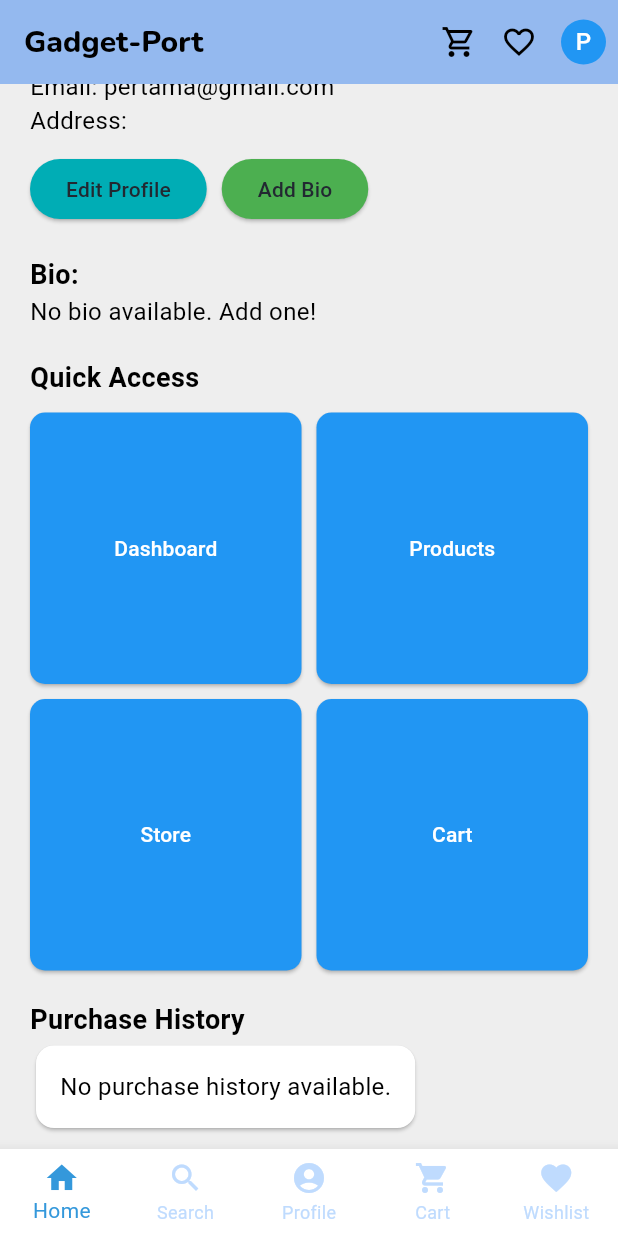
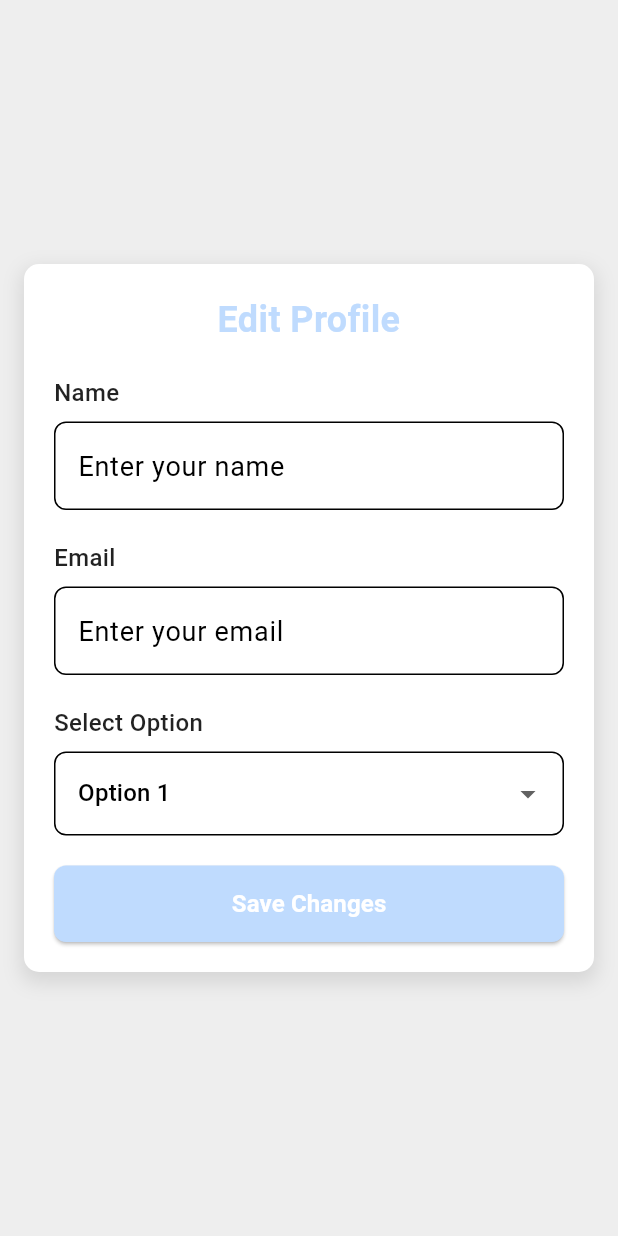
Before and after one commit to PBP-D08/gadget-port-mobile, a Flutter app: the ProfileScreen screen opened directly, scrolled down 84 dp, after a tap on "Edit Profile", on a phone screen of 412 x 824 dp. Run offline on Flutter 3.47's test engine with Material 3 defaults, Android fonts, the phone set to English and light mode, and no system bars; our stand-ins replace google_fonts; missing offline and left inert: pbp_django_auth.

Commit message:
feat: complete interface

```diff
--- /dev/null
+++ b/lib/module/profile/edit_profile.dart
@@ -0,0 +1,224 @@
+import 'package:flutter/material.dart';
+
+void main() {
+  runApp(const EditProfileApp());
+}
+
+class EditProfileApp extends StatelessWidget {
+  const EditProfileApp({Key? key}) : super(key: key);
+
+  @override
+  Widget build(BuildContext context) {
+    return MaterialApp(
+      debugShowCheckedModeBanner: false,
+      title: 'Edit Profile',
+      theme: ThemeData(
+        primaryColor: const Color.fromARGB(
+          255, 191, 219, 254),
+        scaffoldBackgroundColor: const Color.fromARGB(255, 241, 247, 255), // Gray-100 background
+      ),
+      home: const EditProfileScreen(),
+    );
+  }
+}
+
+class EditProfileScreen extends StatefulWidget {
+  const EditProfileScreen({Key? key}) : super(key: key);
+
+  @override
+  State<EditProfileScreen> createState() => _EditProfileScreenState();
+}
+
+class _EditProfileScreenState extends State<EditProfileScreen> {
+  final _formKey = GlobalKey<FormState>();
+
+  // Example controllers for each field
+  final TextEditingController _nameController = TextEditingController();
+  final TextEditingController _emailController = TextEditingController();
+  String _selectedOption = 'Option 1'; // Example dropdown selection
+
+  @override
+  void dispose() {
+    _nameController.dispose();
+    _emailController.dispose();
+    super.dispose();
+  }
+
+  void _saveChanges() {
+    if (_formKey.currentState?.validate() ?? false) {
+      ScaffoldMessenger.of(context).showSnackBar(
+        const SnackBar(content: Text('Profile saved successfully!')),
+      );
+    }
+  }
+
+  @override
+  Widget build(BuildContext context) {
+    return Scaffold(
+      body: Center(
+        child: SingleChildScrollView(
+          padding: const EdgeInsets.symmetric(horizontal: 16.0),
+          child: Container(
+            constraints: const BoxConstraints(maxWidth: 500),
+            padding: const EdgeInsets.all(20),
+            decoration: BoxDecoration(
+              color: Colors.white,
+              boxShadow: [
+                BoxShadow(
+                  color: Colors.black.withOpacity(0.1),
+                  blurRadius: 10,
+                  spreadRadius: 2,
+                  offset: const Offset(0, 5),
+                ),
+              ],
+              borderRadius: BorderRadius.circular(10),
+            ),
+            child: Form(
+              key: _formKey,
+              child: Column(
+                crossAxisAlignment: CrossAxisAlignment.stretch,
+                children: [
+                  const Text(
+                    'Edit Profile',
+                    textAlign: TextAlign.center,
+                    style: TextStyle(
+                      fontSize: 24,
+                      fontWeight: FontWeight.bold,
+                      color: Color.fromARGB(
+          255, 191, 219, 254),
+                    ),
+                  ),
+                  const SizedBox(height: 20),
+                  _buildTextField(
+                    controller: _nameController,
+                    label: 'Name',
+                    placeholder: 'Enter your name',
+                  ),
+                  const SizedBox(height: 20),
+                  _buildTextField(
+                    controller: _emailController,
+                    label: 'Email',
+                    placeholder: 'Enter your email',
+                    keyboardType: TextInputType.emailAddress,
+                  ),
+                  const SizedBox(height: 20),
+                  _buildDropdownField(),
+                  const SizedBox(height: 20),
+                  ElevatedButton(
+                    onPressed: _saveChanges,
+                    style: ElevatedButton.styleFrom(
+                      backgroundColor: const Color.fromARGB(
+          255, 191, 219, 254),
+                      padding: const EdgeInsets.symmetric(vertical: 14),
+                      shape: RoundedRectangleBorder(
+                        borderRadius: BorderRadius.circular(8),
+                      ),
+                    ),
+                    child: const Text(
+                      'Save Changes',
+                      style: TextStyle(
+                        color: Colors.white,
+                        fontSize: 16,
+                        fontWeight: FontWeight.bold,
+                      ),
+                    ),
+                  ),
+                ],
+              ),
+            ),
+          ),
+        ),
+      ),
+    );
+  }
+
+  Widget _buildTextField({
+    required TextEditingController controller,
+    required String label,
+    String placeholder = '',
+    TextInputType keyboardType = TextInputType.text,
+  }) {
+    return Column(
+      crossAxisAlignment: CrossAxisAlignment.start,
+      children: [
+        Text(
+          label,
+          style: const TextStyle(
+            fontWeight: FontWeight.w500,
+            fontSize: 16,
+            color: Colors.black87,
+          ),
+        ),
+        const SizedBox(height: 8),
+        TextFormField(
+          controller: controller,
+          keyboardType: keyboardType,
+          decoration: InputDecoration(
+            hintText: placeholder,
+            border: OutlineInputBorder(
+              borderRadius: BorderRadius.circular(8),
+            ),
+            focusedBorder: OutlineInputBorder(
+              borderRadius: BorderRadius.circular(8),
+              borderSide: const BorderSide(
+                color: Color.fromARGB(
+          255, 191, 219, 254),
+                width: 2,
+              ),
+            ),
+          ),
+          validator: (value) {
+            if (value == null || value.trim().isEmpty) {
+              return '$label cannot be empty.';
+            }
+            return null;
+          },
+        ),
+      ],
+    );
+  }
+
+  Widget _buildDropdownField() {
+    return Column(
+      crossAxisAlignment: CrossAxisAlignment.start,
+      children: [
+        const Text(
+          'Select Option',
+          style: TextStyle(
+            fontWeight: FontWeight.w500,
+            fontSize: 16,
+            color: Colors.black87,
+          ),
+        ),
+        const SizedBox(height: 8),
+        DropdownButtonFormField<String>(
+          value: _selectedOption,
+          items: ['Option 1', 'Option 2', 'Option 3']
+              .map((option) => DropdownMenuItem(
+                    value: option,
+                    child: Text(option),
+                  ))
+              .toList(),
+          decoration: InputDecoration(
+            border: OutlineInputBorder(
+              borderRadius: BorderRadius.circular(8),
+            ),
+            focusedBorder: OutlineInputBorder(
+              borderRadius: BorderRadius.circular(8),
+              borderSide: const BorderSide(
+                color: Color.fromARGB(
+          255, 191, 219, 254),
+                width: 2,
+              ),
+            ),
+          ),
+          onChanged: (value) {
+            setState(() {
+              _selectedOption = value!;
+            });
+          },
+        ),
+      ],
+    );
+  }
+}
--- a/lib/screens/profile_screen.dart
+++ b/lib/screens/profile_screen.dart
@@ -1,4 +1,8 @@
 import 'package:flutter/material.dart';
+import 'package:gadget_port_mobile/module/profile/add_bio.dart';
+import 'package:gadget_port_mobile/module/profile/checkout_history.dart';
+import 'package:gadget_port_mobile/module/profile/edit_bio.dart';
+import 'package:gadget_port_mobile/module/profile/edit_profile.dart';
 import 'package:google_fonts/google_fonts.dart';
 import '../widgets/bottom_nav_bar.dart';
 
@@ -70,12 +74,22 @@ class ProfileScreen extends StatelessWidget {
             Row(
               children: [
                 ElevatedButton(
-                  onPressed: () {},
+                  onPressed: () {
+                    Navigator.push(
+                      context,
+                      MaterialPageRoute(builder: (context) => const EditProfileScreen()),
+                    );
+                  },
                   child: const Text('Edit Profile'),
                 ),
                 const SizedBox(width: 10),
                 ElevatedButton(
-                  onPressed: () {},
+                  onPressed: () {
+                    Navigator.push(
+                      context,
+                      MaterialPageRoute(builder: (context) => const BioApp()),
+                    );
+                  },
                   style: ElevatedButton.styleFrom(backgroundColor: Colors.green),
                   child: const Text('Add Bio'),
                 ),
@@ -100,10 +114,10 @@ class ProfileScreen extends StatelessWidget {
               mainAxisSpacing: 10,
               physics: const NeverScrollableScrollPhysics(),
               children: [
-                _buildQuickAccessButton('Dashboard'),
-                _buildQuickAccessButton('Products'),
-                _buildQuickAccessButton('Store'),
-                _buildQuickAccessButton('Cart'),
+                _buildQuickAccessButton(context, 'Dashboard', const CheckoutHistoryApp()),
+                _buildQuickAccessButton(context, 'Products', const EditBioApp()),
+                _buildQuickAccessButton(context, 'Store', const EditProfileApp()),
+                _buildQuickAccessButton(context, 'Cart', const BioApp()),
               ],
             ),
             const SizedBox(height: 20),
@@ -125,9 +139,14 @@ class ProfileScreen extends StatelessWidget {
   }
 }
 
-Widget _buildQuickAccessButton(String label) {
+Widget _buildQuickAccessButton(BuildContext context, String label, Widget destination) {
   return ElevatedButton(
-    onPressed: () {},
+    onPressed: () {
+      Navigator.push(
+        context,
+        MaterialPageRoute(builder: (context) => destination),
+      );
+    },
     style: ElevatedButton.styleFrom(
       backgroundColor: Colors.blue,
       shape: RoundedRectangleBorder(
--- a/pubspec.yaml
+++ b/pubspec.yaml
@@ -36,7 +36,7 @@ dependencies:
   # The following adds the Cupertino Icons font to your application.
   # Use with the CupertinoIcons class for iOS style icons.
   cupertino_icons: ^1.0.8
-  provider: ^5.0.0
+  provider: ^6.1.2
   pbp_django_auth: ^0.4.0
   http: ^1.2.2
 
@@ -49,7 +49,7 @@ dev_dependencies:
   # activated in the `analysis_options.yaml` file located at the root of your
   # package. See that file for information about deactivating specific lint
   # rules and activating additional ones.
-  flutter_lints: ^4.0.0
+  flutter_lints: ^5.0.0
 
 # For information on the generic Dart part of this file, see the
 # following page: https://dart.dev/tools/pub/pubspec
```
Also changed, not shown: lib/module/profile/add_bio.dart (added, +161 -0 lines), lib/module/profile/checkout_history.dart (added, +103 -0 lines), lib/module/profile/edit_bio.dart (added, +177 -0 lines), pubspec.lock.
